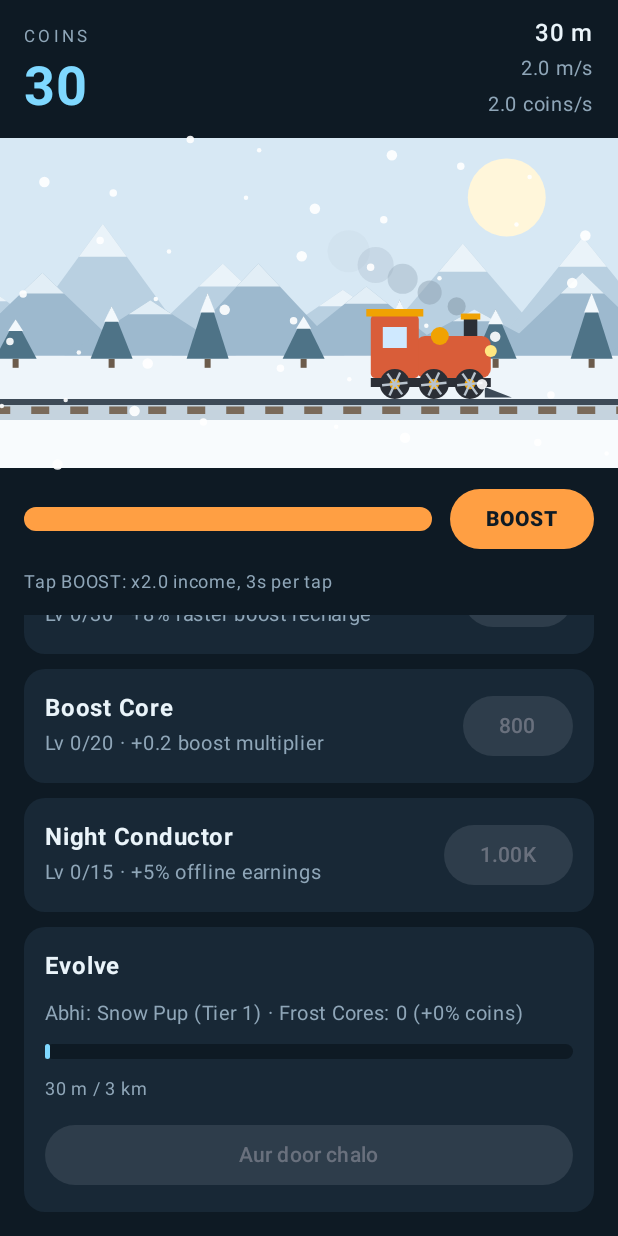
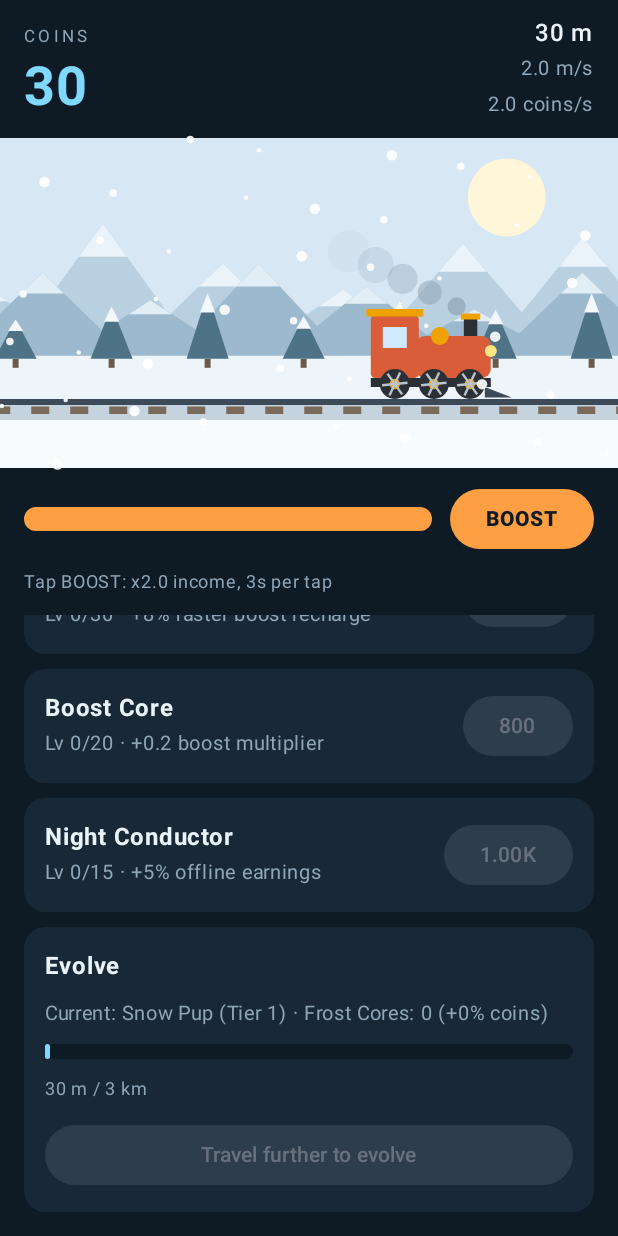
Before and after one commit to XxPREDAT0RxX/frost-express, an Android app built with Jetpack Compose: the screen it shows after launch (MainActivity), scrolled down 520 dp, on a phone screen of 412 x 824 dp. Run offline under Robolectric (Android 15) with nearby library versions, the phone set to English and light mode, and no system bars.

Commit message:
Switch all game text, comments and docs to English
Also publish the debug APK to a GitHub Release from the build workflow.

Co-Authored-By: Claude Sonnet 5.5 <noreply@anthropic.com>
Claude-Session: https://claude.ai/code/session_01HAW5fY6ef5D7b4WViN44yi

```diff
--- a/app/build.gradle.kts
+++ b/app/build.gradle.kts
@@ -6,7 +6,7 @@ plugins {
     id("org.jetbrains.kotlin.plugin.compose")
 }
 
-// Release signing: keystore.properties (root folder) me storeFile, storePassword, keyAlias, keyPassword daalo.
+// Release signing: put storeFile, storePassword, keyAlias and keyPassword in keystore.properties (project root).
 val keystoreProps = Properties().apply {
     val f = rootProject.file("keystore.properties")
     if (f.exists()) f.inputStream().use { load(it) }
@@ -17,7 +17,7 @@ android {
     compileSdk = 36
 
     defaultConfig {
-        applicationId = "com.chetna.frostexpress" // Play Store ke liye apna unique ID rakho
+        applicationId = "com.chetna.frostexpress" // Use your own unique ID for the Play Store
         minSdk = 26
         targetSdk = 36
         versionCode = 1
--- a/app/src/main/java/com/chetna/frostexpress/GameScreen.kt
+++ b/app/src/main/java/com/chetna/frostexpress/GameScreen.kt
@@ -84,7 +84,7 @@ fun GameScreen(vm: GameViewModel) {
             onDismissRequest = vm::dismissOffline,
             title = { Text("Welcome back!") },
             text = {
-                Text("Aapki train ne ${fmtDistance(vm.offlineMeters)} chalke ${fmt(vm.offlineCoins)} coins kamaye.")
+                Text("Your train travelled ${fmtDistance(vm.offlineMeters)} while you were away and earned ${fmt(vm.offlineCoins)} coins.")
             },
             confirmButton = { TextButton(onClick = vm::dismissOffline) { Text("Collect") } },
         )
@@ -115,7 +115,7 @@ private fun Header(vm: GameViewModel) {
 private fun BoostBar(vm: GameViewModel) {
     val fill = vm.boostMeter.toFloat().coerceIn(0f, 1f)
     val status = when {
-        vm.boostLocked -> "Recharging ${(fill * 100).toInt()}%  (full hone tak boost band)"
+        vm.boostLocked -> "Recharging ${(fill * 100).toInt()}% · boost locked until full"
         vm.isBoosting -> "Boost x${fmt(vm.boostMultiplier, 1)} active · ${vm.boostTimeLeft.toInt() + 1}s"
         else -> "Tap BOOST: x${fmt(vm.boostMultiplier, 1)} income, 3s per tap"
     }
@@ -179,15 +179,15 @@ private fun Upgrades(vm: GameViewModel, modifier: Modifier = Modifier) {
     if (confirmEvolve) {
         AlertDialog(
             onDismissRequest = { confirmEvolve = false },
-            title = { Text("Train evolve karni hai?") },
+            title = { Text("Evolve your train?") },
             text = {
-                Text("Coins aur upgrades reset honge. Aapko ${vm.coreGain} Frost Core milenge (permanent bonus) aur nayi train unlock hogi.")
+                Text("Coins and upgrades will reset. You will get ${vm.coreGain} Frost Core(s) (permanent bonus) and unlock the next train.")
             },
             confirmButton = {
-                TextButton(onClick = { vm.evolve(); confirmEvolve = false }) { Text("Haan") }
+                TextButton(onClick = { vm.evolve(); confirmEvolve = false }) { Text("Evolve") }
             },
             dismissButton = {
-                TextButton(onClick = { confirmEvolve = false }) { Text("Nahi") }
+                TextButton(onClick = { confirmEvolve = false }) { Text("Cancel") }
             },
         )
     }
@@ -226,7 +226,7 @@ private fun EvolveCard(vm: GameViewModel, onEvolve: () -> Unit) {
         Column(Modifier.padding(14.dp), verticalArrangement = Arrangement.spacedBy(8.dp)) {
             Text("Evolve", fontWeight = FontWeight.Bold, fontSize = 16.sp)
             Text(
-                "Abhi: ${TIERS[vm.tierIndex].name} (Tier ${vm.tierIndex + 1}) · Frost Cores: ${vm.cores} (+${vm.cores * 25}% coins)",
+                "Current: ${TIERS[vm.tierIndex].name} (Tier ${vm.tierIndex + 1}) · Frost Cores: ${vm.cores} (+${vm.cores * 25}% coins)",
                 fontSize = 13.sp,
                 color = Muted,
             )
@@ -249,7 +249,7 @@ private fun EvolveCard(vm: GameViewModel, onEvolve: () -> Unit) {
                 color = Muted,
             )
             Button(onClick = onEvolve, enabled = vm.canEvolve, modifier = Modifier.fillMaxWidth()) {
-                Text(if (vm.canEvolve) "Evolve to ${next.name}  (+${vm.coreGain} cores)" else "Aur door chalo")
+                Text(if (vm.canEvolve) "Evolve to ${next.name}  (+${vm.coreGain} cores)" else "Travel further to evolve")
             }
         }
     }
--- a/app/src/main/java/com/chetna/frostexpress/GameViewModel.kt
+++ b/app/src/main/java/com/chetna/frostexpress/GameViewModel.kt
@@ -84,12 +84,12 @@ class GameViewModel(app: Application) : AndroidViewModel(app) {
         }
     }
 
-    /** Boost button ka har tap: meter ka 10% lagta hai, 3 sec ka income multiplier milta hai. */
+    /** Each Boost tap costs 10% of the meter and grants 3 seconds of income multiplier. */
     fun boost() {
         if (boostLocked || boostMeter < Balance.BOOST_COST_PER_TAP - 0.005) return
         boostMeter = max(0.0, boostMeter - Balance.BOOST_COST_PER_TAP)
         boostTimeLeft = min(Balance.BOOST_MAX_SEC, boostTimeLeft + Balance.BOOST_SEC_PER_TAP)
-        if (boostMeter < Balance.BOOST_COST_PER_TAP - 0.005) boostLocked = true // full recharge tak wait
+        if (boostMeter < Balance.BOOST_COST_PER_TAP - 0.005) boostLocked = true // locked until fully recharged
     }
 
     fun evolve() {
```
Also changed, not shown: app/src/main/java/com/chetna/frostexpress/GameData.kt (+8 -8 lines), app/src/main/java/com/chetna/frostexpress/TrainScene.kt (+8 -8 lines), 4 other files.
